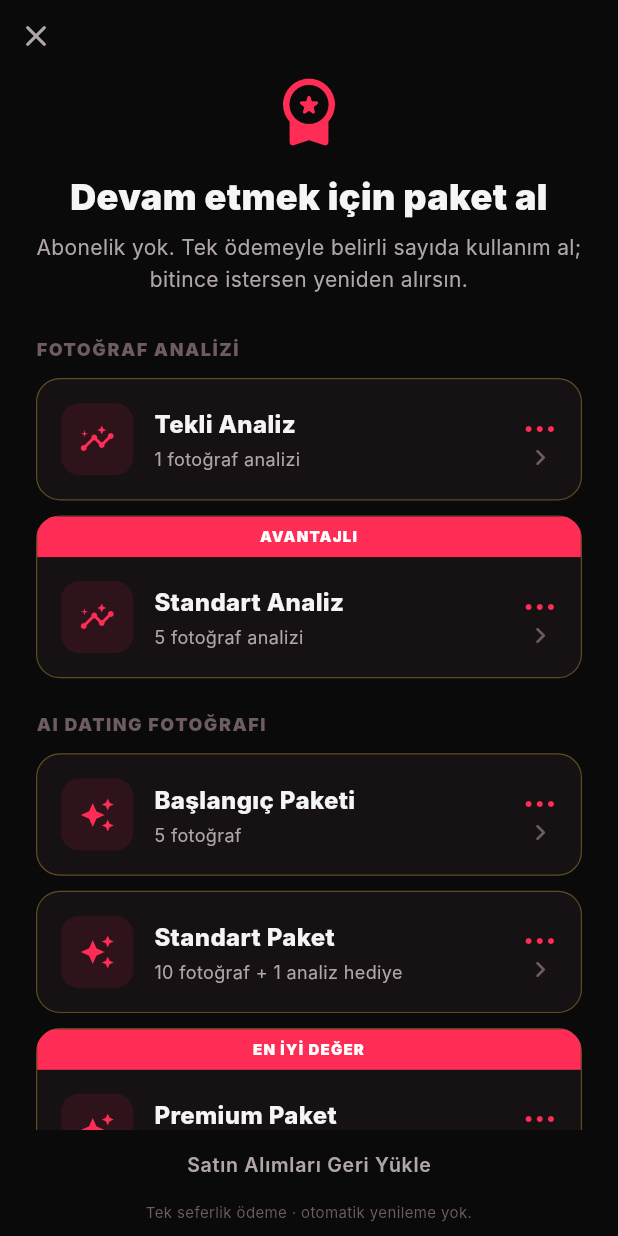
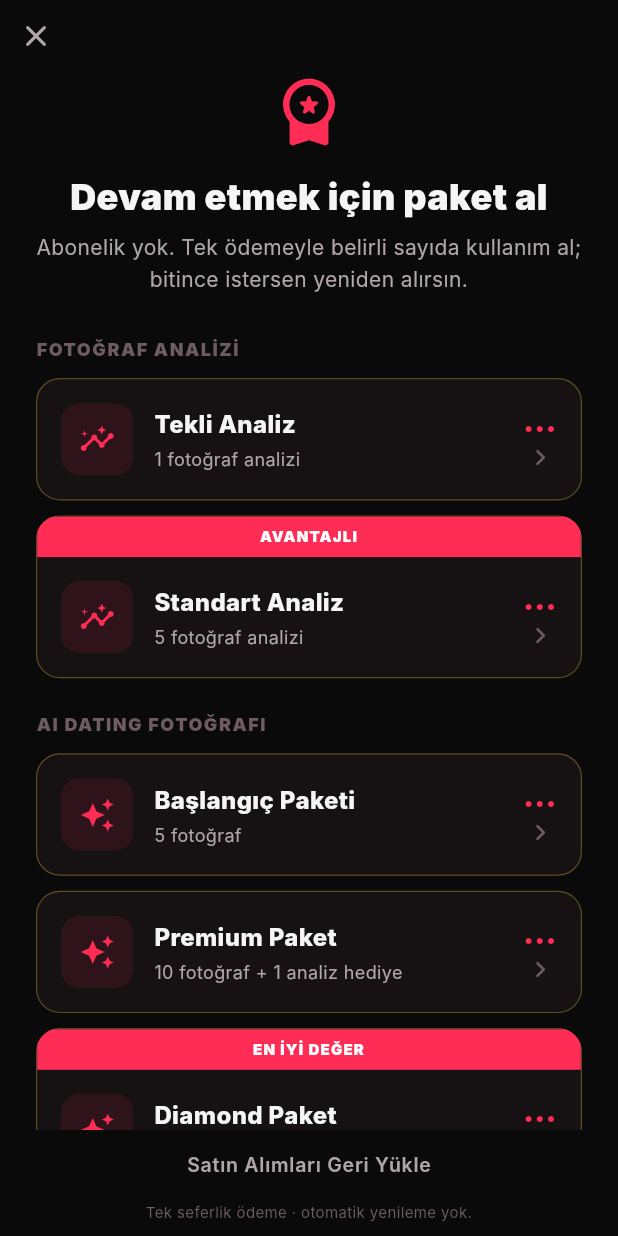
Before and after one commit to oxfordkelimelik-eng/voxenai, a Flutter app: the PaywallScreen screen opened by its route, on a phone screen of 412 x 824 dp. Run offline on Flutter 3.47's test engine with Material 3 defaults, Android fonts, the phone set to English and light mode, and no system bars; our stand-ins replace cached_network_image, camera, cloud_firestore, cloud_functions, dio, equatable and 21 more; missing offline and left inert: app_tracking_transparency, facebook_app_events, firebase_app_check, gal, google_mlkit_face_detection, google_mlkit_pose_detection; accounts and stored records are empty; network calls fail; Roboto replaces fonts that are missing (Inter); project files that could hold a hidden picture were left out.

Commit message:
Rename the 10/25 photo packs to Premium/Diamond
Standart Paket -> Premium Paket (10 photos + 1 gift analysis)
Premium Paket  -> Diamond Paket (25 photos + 3 gift analyses)
Başlangıç Paketi (5 photos) is unchanged.

Kod içi sabit/değişken adları (photoStandard*, photoPremium*) bilerek
DEĞİŞTİRİLMEDİ — yalnızca kullanıcıya görünen Türkçe metinler güncellendi
(paywall kartları, modules_showcase kısayolları, FAQ metni, ops paneli
etiketi). Ürün ID'leri (dating_pack_photos10/25) de değişmedi.

Co-Authored-By: Claude Sonnet 5 <noreply@anthropic.com>

```diff
--- a/lib/presentation/dating/modules/modules_showcase.dart
+++ b/lib/presentation/dating/modules/modules_showcase.dart
@@ -414,7 +414,7 @@ class _ModulesShowcaseScreenState extends ConsumerState<ModulesShowcaseScreen> {
                           Expanded(
                             child: _PriceRow(
                               icon: Icons.auto_awesome,
-                              title: 'AI Foto Standart',
+                              title: 'AI Foto Premium',
                               sub:
                                   '${DatingConfig.photoStandardPhotos} foto + ${DatingConfig.photoStandardGiftAnalyses} analiz',
                               price:
@@ -427,7 +427,7 @@ class _ModulesShowcaseScreenState extends ConsumerState<ModulesShowcaseScreen> {
                           Expanded(
                             child: _PriceRow(
                               icon: Icons.workspace_premium_rounded,
-                              title: 'AI Foto Premium',
+                              title: 'AI Foto Diamond',
                               sub:
                                   '${DatingConfig.photoPremiumPhotos} foto + ${DatingConfig.photoPremiumGiftAnalyses} analiz',
                               price:
--- a/lib/presentation/dating/paywall/paywall_screen.dart
+++ b/lib/presentation/dating/paywall/paywall_screen.dart
@@ -184,7 +184,7 @@ class _PaywallScreenState extends ConsumerState<PaywallScreen> {
                       const SizedBox(height: 10),
                       _PackCard(
                         icon: Icons.auto_awesome,
-                        title: 'Standart Paket',
+                        title: 'Premium Paket',
                         sub: '${DatingConfig.photoStandardPhotos} fotoğraf'
                             ' + ${DatingConfig.photoStandardGiftAnalyses}'
                             ' analiz hediye',
@@ -198,7 +198,7 @@ class _PaywallScreenState extends ConsumerState<PaywallScreen> {
                       const SizedBox(height: 10),
                       _PackCard(
                         icon: Icons.auto_awesome,
-                        title: 'Premium Paket',
+                        title: 'Diamond Paket',
                         sub: '${DatingConfig.photoPremiumPhotos} fotoğraf'
                             ' + ${DatingConfig.photoPremiumGiftAnalyses}'
                             ' analiz hediye',
--- a/lib/presentation/dating/settings/dating_faq_screen.dart
+++ b/lib/presentation/dating/settings/dating_faq_screen.dart
@@ -19,9 +19,9 @@ class DatingFaqScreen extends StatelessWidget {
       _FaqItem(
         'Paketler neler?',
         'AI Foto Üretimi: Başlangıç ${DatingConfig.photoStarterPhotos} '
-            'fotoğraf, Standart ${DatingConfig.photoStandardPhotos} fotoğraf '
+            'fotoğraf, Premium ${DatingConfig.photoStandardPhotos} fotoğraf '
             '+ ${DatingConfig.photoStandardGiftAnalyses} analiz hediye, '
-            'Premium ${DatingConfig.photoPremiumPhotos} fotoğraf '
+            'Diamond ${DatingConfig.photoPremiumPhotos} fotoğraf '
             '+ ${DatingConfig.photoPremiumGiftAnalyses} analiz hediye.\n\n'
             'Fotoğraf Analizi: Tekli ${DatingConfig.analysisSingleRuns} '
             'analiz, Standart ${DatingConfig.analysisStandardRuns} analiz.\n\n'
--- a/lib/presentation/ops/ops_models.dart
+++ b/lib/presentation/ops/ops_models.dart
@@ -6,10 +6,11 @@
 /// yönetiliyor — hem satış listesi hem günlük kartlar hem iş listesi
 /// aynı ismi kullanır.
 String opsProductLabel(String? productId) => switch (productId) {
-      // Güncel paketler (2026-09-18).
+      // Güncel paketler (2026-09-19: isimler Standart/Premium'dan
+      // Premium/Diamond'a değişti — kullanıcı kararı).
       'dating_pack_photos5' => 'AI Foto Başlangıç (5)',
-      'dating_pack_photos10' => 'AI Foto Standart (10 + 1 analiz)',
-      'dating_pack_photos25' => 'AI Foto Premium (25 + 3 analiz)',
+      'dating_pack_photos10' => 'AI Foto Premium (10 + 1 analiz)',
+      'dating_pack_photos25' => 'AI Foto Diamond (25 + 3 analiz)',
       // Eski paketler — geçmiş raporlarda hâlâ görünüyorlar, bu yüzden
       // etiketleri korunuyor (bkz. functions/payments.js PRODUCT_CREDITS).
       'dating_pack_photo10' => 'AI Foto (eski 10\'luk)',
```
